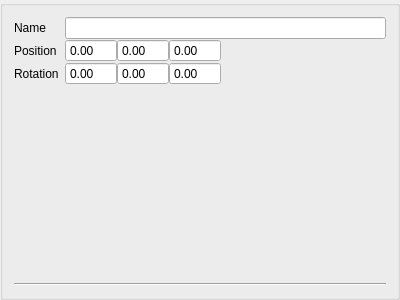
Abdul-AZ/mgfield, file src/view/objectinspector.ui: the form before one commit.
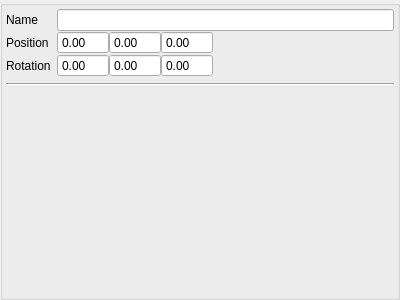
The form after the commit. Custom widgets are drawn as their Qt base class.

Commit message: Redesign of MainWindow UI with the addition of using QDockWidget

Patch:
```diff
--- a/src/view/objectinspector.ui
+++ b/src/view/objectinspector.ui
@@ -11,7 +11,7 @@
    </rect>
   </property>
   <property name="sizePolicy">
-   <sizepolicy hsizetype="Maximum" vsizetype="Preferred">
+   <sizepolicy hsizetype="Maximum" vsizetype="Minimum">
     <horstretch>0</horstretch>
     <verstretch>0</verstretch>
    </sizepolicy>
@@ -19,16 +19,33 @@
   <property name="windowTitle">
    <string>GroupBox</string>
   </property>
-  <layout class="QGridLayout" name="gridLayout">
-   <item row="3" column="0">
-    <layout class="QFormLayout" name="UniqueComponents">
-     <property name="verticalSpacing">
-      <number>0</number>
-     </property>
-    </layout>
-   </item>
-   <item row="0" column="0">
+  <property name="alignment">
+   <set>Qt::AlignLeading|Qt::AlignLeft|Qt::AlignTop</set>
+  </property>
+  <layout class="QVBoxLayout" name="verticalLayout">
+   <property name="sizeConstraint">
+    <enum>QLayout::SetDefaultConstraint</enum>
+   </property>
+   <property name="leftMargin">
+    <number>3</number>
+   </property>
+   <property name="topMargin">
+    <number>3</number>
+   </property>
+   <property name="rightMargin">
+    <number>3</number>
+   </property>
+   <property name="bottomMargin">
+    <number>3</number>
+   </property>
+   <item>
     <layout class="QFormLayout" name="SharedComponents">
+     <property name="sizeConstraint">
+      <enum>QLayout::SetDefaultConstraint</enum>
+     </property>
+     <property name="fieldGrowthPolicy">
+      <enum>QFormLayout::AllNonFixedFieldsGrow</enum>
+     </property>
      <property name="verticalSpacing">
       <number>0</number>
      </property>
@@ -188,13 +205,33 @@
      </item>
     </layout>
    </item>
-   <item row="1" column="0">
+   <item>
     <widget class="Line" name="line">
      <property name="orientation">
       <enum>Qt::Horizontal</enum>
      </property>
     </widget>
    </item>
+   <item>
+    <layout class="QFormLayout" name="UniqueComponents">
+     <property name="verticalSpacing">
+      <number>0</number>
+     </property>
+    </layout>
+   </item>
+   <item>
+    <spacer name="verticalSpacer">
+     <property name="orientation">
+      <enum>Qt::Vertical</enum>
+     </property>
+     <property name="sizeHint" stdset="0">
+      <size>
+       <width>20</width>
+       <height>40</height>
+      </size>
+     </property>
+    </spacer>
+   </item>
   </layout>
  </widget>
  <customwidgets>
```
The commit also changes 3 other files.
